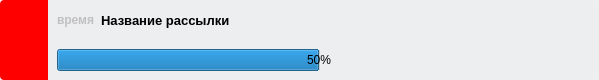
Before: the Qt Designer form src/launchedlistwidgetitem.ui in MorganGrieves/VKSender, drawn with Qt 5.
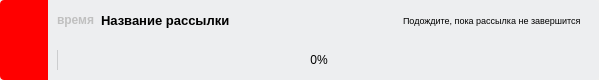
After: the same form once the commit is applied. Icons and pictures are not drawn.

Diff of the .ui file:
```diff
--- a/src/launchedlistwidgetitem.ui
+++ b/src/launchedlistwidgetitem.ui
@@ -189,6 +189,12 @@
                </item>
                <item>
                 <widget class="QLabel" name="topicLabel">
+                 <property name="sizePolicy">
+                  <sizepolicy hsizetype="Fixed" vsizetype="Preferred">
+                   <horstretch>0</horstretch>
+                   <verstretch>0</verstretch>
+                  </sizepolicy>
+                 </property>
                  <property name="font">
                   <font>
                    <pointsize>10</pointsize>
@@ -204,6 +210,18 @@
                  </property>
                 </widget>
                </item>
+               <item alignment="Qt::AlignRight">
+                <widget class="QLabel" name="label">
+                 <property name="font">
+                  <font>
+                   <pointsize>7</pointsize>
+                  </font>
+                 </property>
+                 <property name="text">
+                  <string>Подождите, пока рассылка не завершится</string>
+                 </property>
+                </widget>
+               </item>
               </layout>
              </widget>
             </item>
@@ -228,7 +246,7 @@
                   <item>
                    <widget class="QProgressBar" name="progressBar">
                     <property name="value">
-                     <number>50</number>
+                     <number>0</number>
                     </property>
                     <property name="alignment">
                      <set>Qt::AlignCenter</set>
```
Left out of the diff: 7 changed lines with no effect on the pictures.
